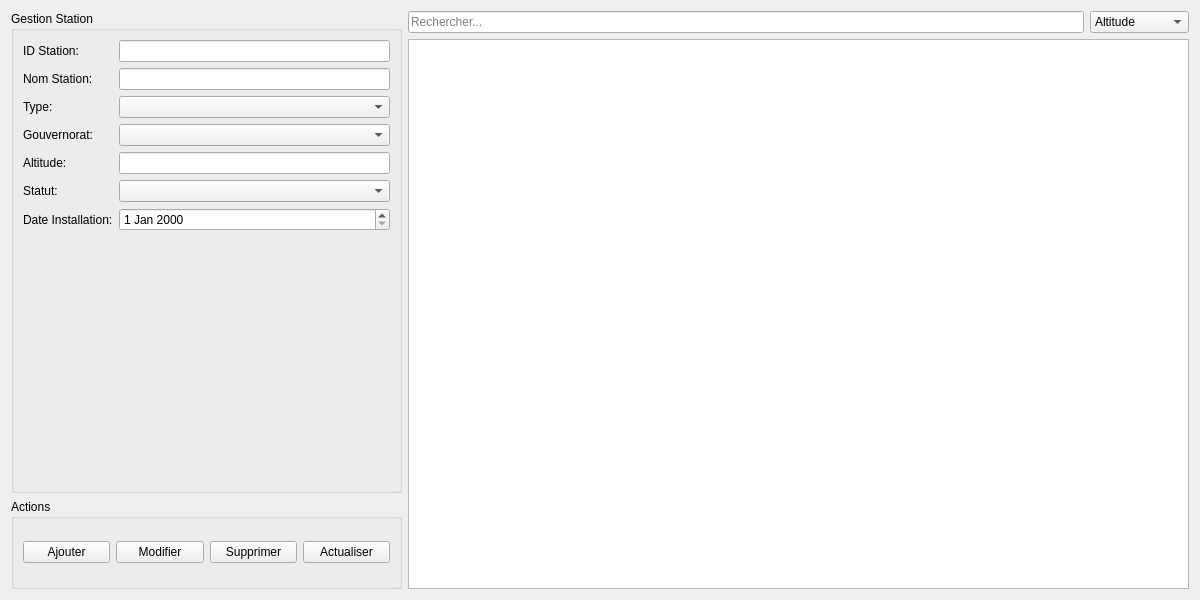
The window that smartweathermanagement/gestionstation.ui (Projet26-26CPP2A26/smart-weather-management) describes before a commit, drawn with Qt 5.
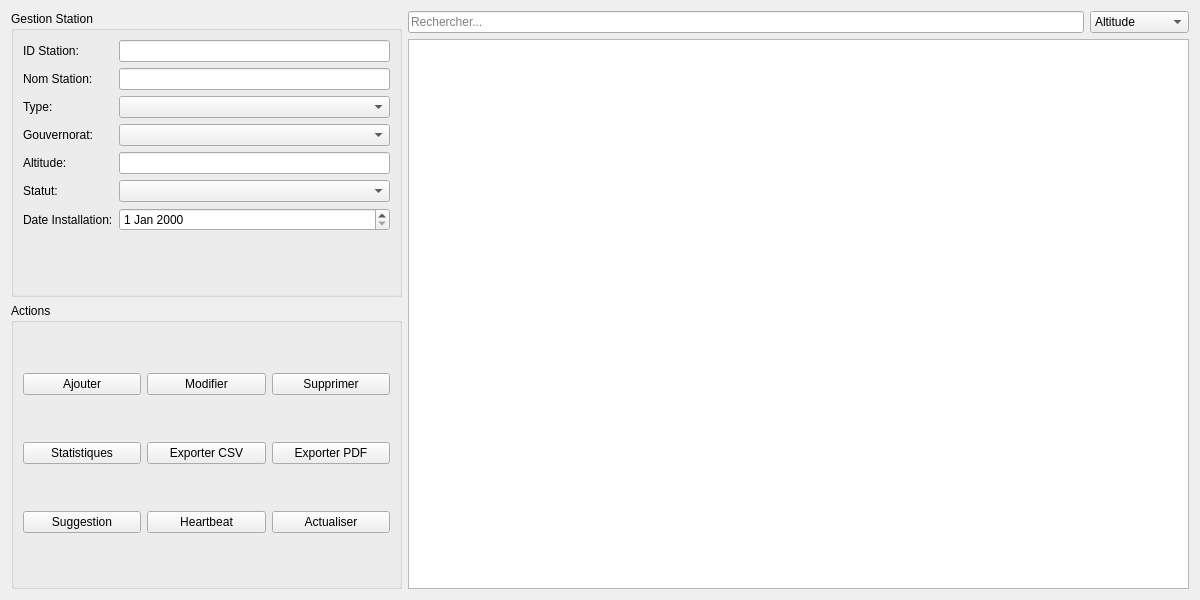
The same window after the commit.

Diff of the .ui file:
```diff
--- a/smartweathermanagement/gestionstation.ui
+++ b/smartweathermanagement/gestionstation.ui
@@ -97,38 +97,67 @@
      </item>
      <item>
       <widget class="QGroupBox" name="groupBox_2">
-       <property name="maximumSize">
-        <size>
-         <width>16777215</width>
-         <height>90</height>
-        </size>
-       </property>
        <property name="title">
         <string>Actions</string>
        </property>
-       <layout class="QHBoxLayout" name="horizontalLayout">
-        <item>
+       <layout class="QGridLayout" name="gridLayout">
+        <item row="0" column="0">
          <widget class="QPushButton" name="btnAjouter">
           <property name="text">
            <string>Ajouter</string>
           </property>
          </widget>
         </item>
-        <item>
+        <item row="0" column="1">
          <widget class="QPushButton" name="btnModifier">
           <property name="text">
            <string>Modifier</string>
           </property>
          </widget>
         </item>
-        <item>
+        <item row="0" column="2">
          <widget class="QPushButton" name="btnSupprimer">
           <property name="text">
            <string>Supprimer</string>
           </property>
          </widget>
         </item>
-        <item>
+        <item row="1" column="0">
+         <widget class="QPushButton" name="btnStats">
+          <property name="text">
+           <string>Statistiques</string>
+          </property>
+         </widget>
+        </item>
+        <item row="1" column="1">
+         <widget class="QPushButton" name="btnExportCsv">
+          <property name="text">
+           <string>Exporter CSV</string>
+          </property>
+         </widget>
+        </item>
+        <item row="1" column="2">
+         <widget class="QPushButton" name="btnExportPdf">
+          <property name="text">
+           <string>Exporter PDF</string>
+          </property>
+         </widget>
+        </item>
+        <item row="2" column="0">
+         <widget class="QPushButton" name="btnSuggestion">
+          <property name="text">
+           <string>Suggestion</string>
+          </property>
+         </widget>
+        </item>
+        <item row="2" column="1">
+         <widget class="QPushButton" name="btnHeartbeat">
+          <property name="text">
+           <string>Heartbeat</string>
+          </property>
+         </widget>
+        </item>
+        <item row="2" column="2">
          <widget class="QPushButton" name="btnAfficher">
           <property name="text">
            <string>Actualiser</string>
```
